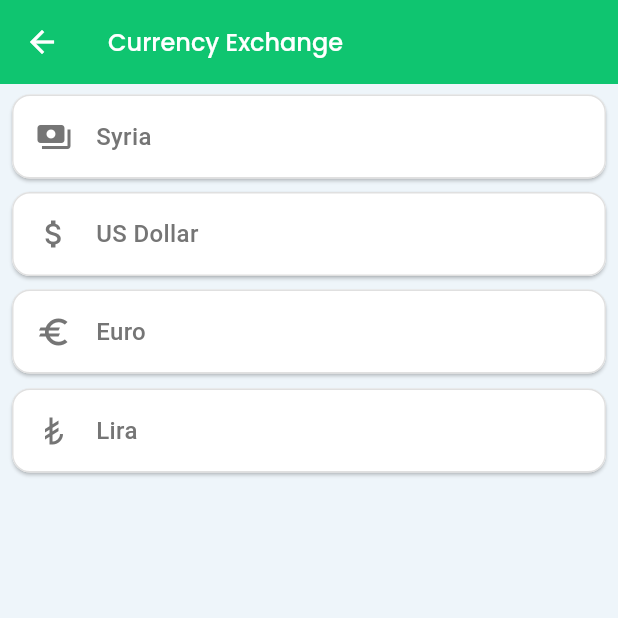
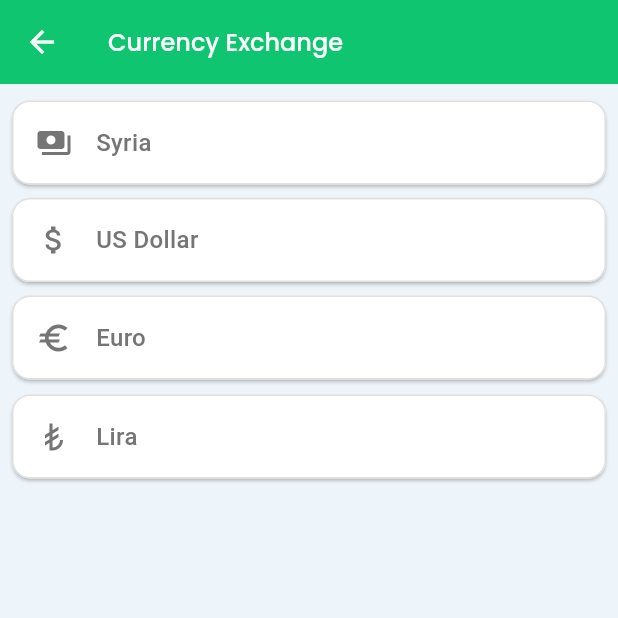
Before and after one commit to mimoriam/farmers_hub, a Flutter app: the CurrencyExchangeScreen screen opened directly, on a phone screen of 412 x 824 dp, the top half of it. Run offline on Flutter 3.47's test engine with Material 3 defaults, Android fonts, the phone set to English and light mode, and no system bars; our stand-ins replace another_flutter_splash_screen, carousel_slider, cloud_firestore, dio, dotted_border, dropdown_button2 and 19 more; missing offline and left inert: dio_smart_retry, sign_button, tap_debouncer; accounts and stored records are empty; project files that could hold a hidden picture were left out.

Commit message:
more changes

```diff
--- a/lib/screens/chat/chat_home.dart
+++ b/lib/screens/chat/chat_home.dart
@@ -538,7 +538,7 @@ class _ChatHomeState extends State<ChatHome> {
             GestureDetector(
               onTap: () {
                 if (context.mounted) {
-                  Navigator.push(
+                  Navigator.pushReplacement(
                     context,
                     MaterialPageRoute(builder: (context) => const FavoritesScreen()),
                   ).then((_) {
--- a/lib/screens/currency_exchange/currency_exchange_screen.dart
+++ b/lib/screens/currency_exchange/currency_exchange_screen.dart
@@ -155,7 +155,7 @@ class _CurrencyExchangeScreenState extends State<CurrencyExchangeScreen> {
 
       body: SafeArea(
         child: Padding(
-          padding: const EdgeInsets.symmetric(horizontal: 8, vertical: 6),
+          padding: const EdgeInsets.symmetric(horizontal: 8, vertical: 10),
           child: Column(
             children: [
               GestureDetector(
@@ -181,7 +181,8 @@ class _CurrencyExchangeScreenState extends State<CurrencyExchangeScreen> {
                     ),
                   ),
                   // color: selected == 1 ? onboardingColor : Colors.white,
-                  color: selected == 1 || _selectedCurrency == "syria" ? onboardingColor : Colors.white,
+                  // color: selected == 1 || _selectedCurrency == "syria" ? onboardingColor : Colors.white,
+                  color: Colors.white,
                   // Background color for an unselected card
                   child: Padding(
                     padding: const EdgeInsets.all(16.0),
@@ -190,10 +191,11 @@ class _CurrencyExchangeScreenState extends State<CurrencyExchangeScreen> {
                         // Icon part for US Dollar
                         Icon(
                           Icons.payments, // The dollar icon
-                          color:
-                              selected == 1 || _selectedCurrency == "syria"
-                                  ? Colors.white
-                                  : Colors.grey.shade600, // Icon color when not
+                          // color:
+                          //     selected == 1 || _selectedCurrency == "syria"
+                          //         ? Colors.white
+                          //         : Colors.grey.shade600, // Icon color when not
+                          color: Colors.grey.shade600,
                           // selected
                           size: 24,
                         ),
@@ -204,10 +206,11 @@ class _CurrencyExchangeScreenState extends State<CurrencyExchangeScreen> {
                           child: Text(
                             'Syria', // Title and subtitle
                             style: TextStyle(
-                              color:
-                                  selected == 1 || _selectedCurrency == "syria"
-                                      ? Colors.white
-                                      : Colors.grey.shade600, // Text color
+                              // color:
+                              //     selected == 1 || _selectedCurrency == "syria"
+                              //         ? Colors.white
+                              //         : Colors.grey.shade600, // Text color
+                              color: Colors.grey.shade600,
                               // when not selected
                               fontSize: 16,
                               fontWeight: FontWeight.w500,
@@ -224,7 +227,7 @@ class _CurrencyExchangeScreenState extends State<CurrencyExchangeScreen> {
                             shape: BoxShape.circle,
                             color:
                                 selected == 1 || _selectedCurrency == "syria"
-                                    ? Colors.white
+                                    ? onboardingColor
                                     : Colors.transparent, // Fill color for
                             // unselected radio
                             // border: Border.all(
@@ -262,8 +265,8 @@ class _CurrencyExchangeScreenState extends State<CurrencyExchangeScreen> {
                       width: 1,
                     ),
                   ),
-                  // color: Colors.white,
-                  color: selected == 2 || _selectedCurrency == "usd" ? onboardingColor : Colors.white,
+                  color: Colors.white,
+                  // color: selected == 2 || _selectedCurrency == "usd" ? onboardingColor : Colors.white,
                   // Background color for an unselected card
                   child: Padding(
                     padding: const EdgeInsets.all(16.0),
@@ -272,10 +275,11 @@ class _CurrencyExchangeScreenState extends State<CurrencyExchangeScreen> {
                         // Icon part for US Dollar
                         Icon(
                           Icons.attach_money, // The dollar icon
-                          color:
-                              selected == 2 || _selectedCurrency == "usd"
-                                  ? Colors.white
-                                  : Colors.grey.shade600, // Icon color when not
+                          color: Colors.grey.shade600,
+                          // color:
+                          //     selected == 2 || _selectedCurrency == "usd"
+                          //         ? Colors.white
+                          //         : Colors.grey.shade600, // Icon color when not
                           // selected
                           size: 24,
                         ),
@@ -286,10 +290,11 @@ class _CurrencyExchangeScreenState extends State<CurrencyExchangeScreen> {
                           child: Text(
                             'US Dollar', // Title and subtitle
                             style: TextStyle(
-                              color:
-                                  selected == 2 || _selectedCurrency == "usd"
-                                      ? Colors.white
-                                      : Colors.grey.shade600,
+                              color: Colors.grey.shade600,
+                              // color:
+                              //     selected == 2 || _selectedCurrency == "usd"
+                              //         ? Colors.white
+                              //         : Colors.grey.shade600,
                               // Text color when not selected
                               fontSize: 16,
                               fontWeight: FontWeight.w500,
@@ -306,7 +311,7 @@ class _CurrencyExchangeScreenState extends State<CurrencyExchangeScreen> {
                             shape: BoxShape.circle,
                             color:
                                 selected == 2 || _selectedCurrency == "usd"
-                                    ? Colors.white
+                                    ? onboardingColor
                                     : Colors.transparent, // Fill color for
                             // unselected radio
                             // border: Border.all(
@@ -344,7 +349,8 @@ class _CurrencyExchangeScreenState extends State<CurrencyExchangeScreen> {
                       width: 1,
                     ),
                   ),
-                  color: selected == 3 || _selectedCurrency == "euro" ? onboardingColor : Colors.white,
+                  // color: selected == 3 || _selectedCurrency == "euro" ? onboardingColor : Colors.white,
+                  color: Colors.white,
                   // Background color for an unselected card
                   child: Padding(
                     padding: const EdgeInsets.all(16.0),
@@ -353,10 +359,11 @@ class _CurrencyExchangeScreenState extends State<CurrencyExchangeScreen> {
                         // Icon part for US Dollar
                         Icon(
                           Icons.euro, // The dollar icon
-                          color:
-                              selected == 3 || _selectedCurrency == "euro"
-                                  ? Colors.white
-                                  : Colors.grey.shade600, // Icon color when not
+                          color: Colors.grey.shade600,
+                          // color:
+                          //     selected == 3 || _selectedCurrency == "euro"
+                          //         ? Colors.white
+                          //         : Colors.grey.shade600, // Icon color when not
                           // selected
                           size: 24,
                         ),
@@ -367,10 +374,11 @@ class _CurrencyExchangeScreenState extends State<CurrencyExchangeScreen> {
                           child: Text(
                             'Euro', // Title and subtitle
                             style: TextStyle(
-                              color:
-                                  selected == 3 || _selectedCurrency == "euro"
-                                      ? Colors.white
-                                      : Colors.grey.shade600, // Text color
+                              color: Colors.grey.shade600,
+                              // color:
+                              //     selected == 3 || _selectedCurrency == "euro"
+                              //         ? Colors.white
+                              //         : Colors.grey.shade600, // Text color
                               // when not selected
                               fontSize: 16,
                               fontWeight: FontWeight.w500,
@@ -387,7 +395,7 @@ class _CurrencyExchangeScreenState extends State<CurrencyExchangeScreen> {
                             shape: BoxShape.circle,
                             color:
                                 selected == 3 || _selectedCurrency == "euro"
-                                    ? Colors.white
+                                    ? onboardingColor
                                     : Colors.transparent, // Fill color for
                             // unselected radio
                             // border: Border.all(
@@ -427,7 +435,8 @@ class _CurrencyExchangeScreenState extends State<CurrencyExchangeScreen> {
                       width: 1,
                     ),
                   ),
-                  color: selected == 4 || _selectedCurrency == "lira" ? onboardingColor : Colors.white,
+                  // color: selected == 4 || _selectedCurrency == "lira" ? onboardingColor : Colors.white,
+                  color: Colors.white,
                   // Background color for an unselected card
                   child: Padding(
                     padding: const EdgeInsets.all(16.0),
@@ -436,10 +445,11 @@ class _CurrencyExchangeScreenState extends State<CurrencyExchangeScreen> {
                         // Icon part for US Dollar
                         Icon(
                           Icons.currency_lira, // The dollar icon
-                          color:
-                              selected == 4 || _selectedCurrency == "lira"
-                                  ? Colors.white
-                                  : Colors.grey.shade600, // Icon color when not
+                          color: Colors.grey.shade600,
+                          // color:
+                          //     selected == 4 || _selectedCurrency == "lira"
+                          //         ? Colors.white
+                          //         : Colors.grey.shade600, // Icon color when not
                           // selected
                           size: 24,
                         ),
@@ -450,10 +460,11 @@ class _CurrencyExchangeScreenState extends State<CurrencyExchangeScreen> {
                           child: Text(
                             'Lira', // Title and subtitle
                             style: TextStyle(
-                              color:
-                                  selected == 4 || _selectedCurrency == "lira"
-                                      ? Colors.white
-                                      : Colors.grey.shade600, // Text color
+                              color: Colors.grey.shade600,
+                              // color:
+                              //     selected == 4 || _selectedCurrency == "lira"
+                              //         ? Colors.white
+                              //         : Colors.grey.shade600, // Text color
                               // when not selected
                               fontSize: 16,
                               fontWeight: FontWeight.w500,
@@ -470,7 +481,7 @@ class _CurrencyExchangeScreenState extends State<CurrencyExchangeScreen> {
                             shape: BoxShape.circle,
                             color:
                                 selected == 4 || _selectedCurrency == "lira"
-                                    ? Colors.white
+                                    ? onboardingColor
                                     : Colors.transparent, // Fill color for
                             // unselected radio
                             // border: Border.all(
--- a/lib/screens/signup/signup_google_screen.dart
+++ b/lib/screens/signup/signup_google_screen.dart
@@ -437,7 +437,7 @@ class _SignupGoogleScreenState extends State<SignupGoogleScreen> {
                                   "Signup",
                                   style: GoogleFonts.poppins(
                                     fontSize: 15,
-                                    fontWeight: FontWeight.w500,
+                                    fontWeight: FontWeight.bold,
                                     color: Colors.white,
                                   ),
                                 ),
--- a/lib/screens/signup/signup_screen.dart
+++ b/lib/screens/signup/signup_screen.dart
@@ -567,7 +567,7 @@ class _SignUpScreenState extends State<SignUpScreen> {
                             "Signup",
                             style: GoogleFonts.poppins(
                               fontSize: 15,
-                              fontWeight: FontWeight.w500,
+                              fontWeight: FontWeight.bold,
                               color: Colors.white,
                             ),
                           ),
@@ -583,6 +583,8 @@ class _SignUpScreenState extends State<SignUpScreen> {
                             "Already have an account? ",
                             style: GoogleFonts.montserrat(
                               color: accountText,
+                              decoration: TextDecoration.underline, //* Underline the text
+                              decorationColor: accountText,
                               textStyle: TextStyle(fontSize: 14, fontWeight: FontWeight.w500),
                             ),
                           ),
```
Also changed, not shown: lib/screens/add_post/add_post_screen.dart (+11 -2 lines), lib/screens/favorites/favorites_screen.dart (+13 -11 lines), lib/screens/feedback/send_feedback_screen.dart (+18 -4 lines), lib/screens/filtered_results/filtered_results_screen.dart (+32 -28 lines), lib/screens/home/home_screen.dart (+6 -2 lines), lib/screens/login/login_screen.dart (+6 -2 lines), lib/screens/manage_post/manage_post_screen.dart (+11 -63 lines).
